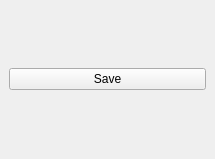
First picture: the form in save_qml_dockwidget_base.ui, repository ctu-fgis/2019-b-qgis-qml-save, before the edit.
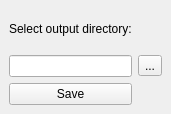
Second picture: the form after the edit.

Commit message: plugin with tool button for output directory loops over all layers in project, see #4

What changed in the file:
```diff
--- a/save_qml_dockwidget_base.ui
+++ b/save_qml_dockwidget_base.ui
@@ -6,8 +6,8 @@
    <rect>
     <x>0</x>
     <y>0</y>
-    <width>215</width>
-    <height>159</height>
+    <width>166</width>
+    <height>114</height>
    </rect>
   </property>
   <property name="windowTitle">
@@ -15,13 +15,30 @@
   </property>
   <widget class="QWidget" name="dockWidgetContents">
    <layout class="QGridLayout" name="gridLayout">
-    <item row="0" column="1">
+    <item row="1" column="3">
+     <widget class="QToolButton" name="toolButton">
+      <property name="text">
+       <string>...</string>
+      </property>
+     </widget>
+    </item>
+    <item row="2" column="2">
      <widget class="QPushButton" name="SaveButton">
       <property name="text">
        <string>Save</string>
       </property>
      </widget>
     </item>
+    <item row="1" column="2">
+     <widget class="QLineEdit" name="lineEdit"/>
+    </item>
+    <item row="0" column="2">
+     <widget class="QLabel" name="label">
+      <property name="text">
+       <string>Select output directory:</string>
+      </property>
+     </widget>
+    </item>
    </layout>
   </widget>
  </widget>
```
The commit also changes 1 other file.
